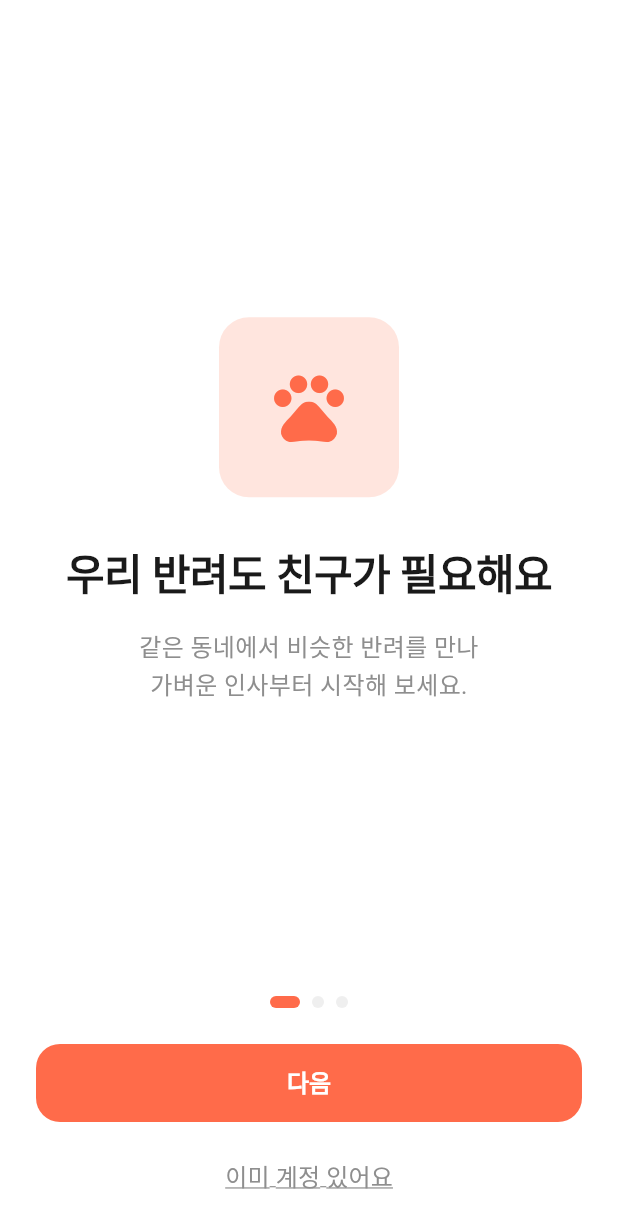
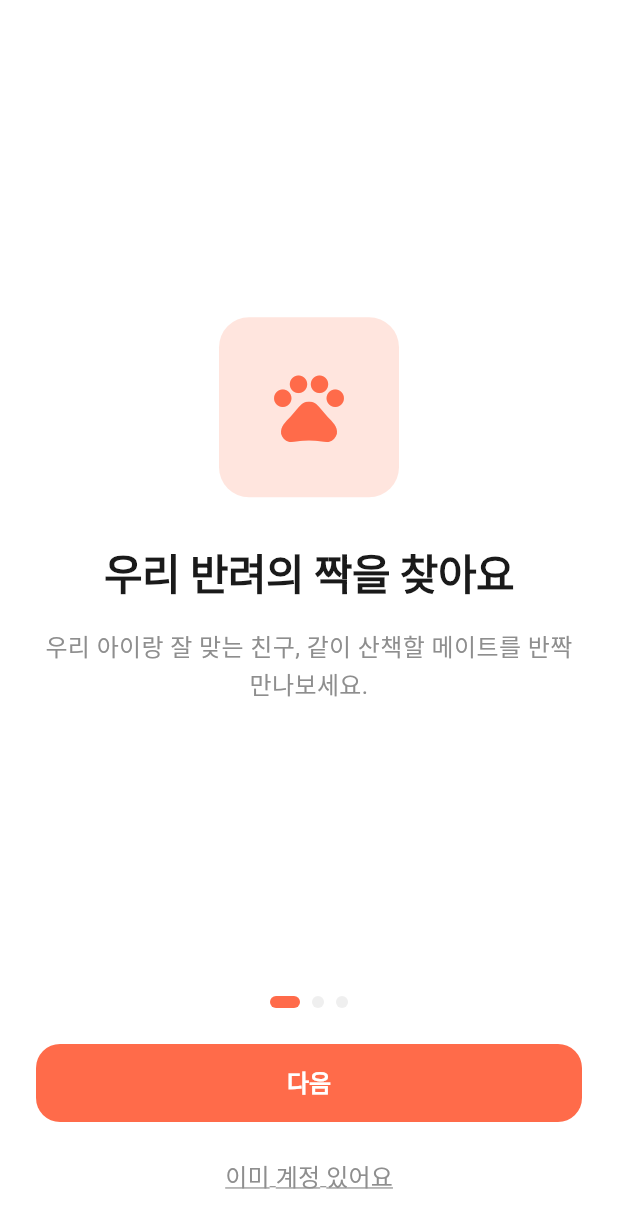
Before and after one commit to kyonghyun226/petdate, a Flutter app: the screen it shows after launch, on a phone screen of 412 x 824 dp. Shown: the top 1228 px of the screen. Run offline on Flutter 3.47's test engine with Material 3 defaults, Android fonts, the phone set to English and light mode, and no system bars; our stand-ins replace firebase_core, flutter_riverpod; accounts and stored records are empty; Roboto replaces fonts that are missing (Pretendard).

Commit message:
copy: lock S02 onboarding and store listing strings
Replace leftover onboarding titles/bodies with the finalized
title+body set, and add store subtitle/tagline to AppCopy plus
Android/iOS/web display-name placeholders. App label stays 반짝산책.

Co-authored-by: hyun <kyonghyun226@users.noreply.github.com>

```diff
--- a/lib/copy/app_copy.dart
+++ b/lib/copy/app_copy.dart
@@ -10,21 +10,26 @@ abstract final class AppCopy {
   static const loginTerms =
       '계속하면 이용약관 및 개인정보 처리방침에 동의하는 것으로 볼게요.';
 
+  /// Play / App Store listing placeholders (not shown in-app).
+  static const storeSubtitle = '반려 친구 · 산책 메이트 찾기';
+  static const storeTagline =
+      '우리 반려견의 짝을 찾아요. 친구 사귀기부터 같이 산책하기까지.';
+
   static const onboardingStart = '시작하기';
   static const alreadyHaveAccount = '이미 계정 있어요';
 
   static const List<OnboardingPageCopy> onboardingPages = [
     OnboardingPageCopy(
-      title: '우리 반려도 친구가 필요해요',
-      body: '같은 동네에서 비슷한 반려를 만나\n가벼운 인사부터 시작해 보세요.',
+      title: '우리 반려의 짝을 찾아요',
+      body: '우리 아이랑 잘 맞는 친구, 같이 산책할 메이트를 반짝 만나보세요.',
     ),
     OnboardingPageCopy(
-      title: '좋아요로 반짝 인연을 만들어요',
-      body: '마음이 가면 반짝, 서로 반짝하면\n대화가 열려요.',
+      title: '친구 사귀기 · 같이 산책하기',
+      body: '원하는 목적만 고르면, 라이프스타일이 맞는 견주·묘주를 추천해 드려요.',
     ),
     OnboardingPageCopy(
-      title: '산책·카페에서 자연스럽게 만나요',
-      body: '보호자가 함께하는 만남으로\n우리 반려의 페이스에 맞춰요.',
+      title: '안전하게, 반짝',
+      body: '본인인증으로 시작하고, 불편하면 차단·신고도 바로. 준비됐으면 Google 또는 Apple로 시작해요.',
     ),
   ];
 
--- a/lib/screens/s02_onboarding/s02_onboarding_screen.dart
+++ b/lib/screens/s02_onboarding/s02_onboarding_screen.dart
@@ -18,8 +18,8 @@ class _S02OnboardingScreenState extends ConsumerState<S02OnboardingScreen> {
 
   static const _icons = [
     Icons.pets_rounded,
-    Icons.auto_awesome,
-    Icons.park_outlined,
+    Icons.diversity_1_outlined,
+    Icons.verified_user_outlined,
   ];
 
   @override
--- a/pubspec.yaml
+++ b/pubspec.yaml
@@ -1,5 +1,5 @@
 name: petdate
-description: "반짝산책 — 펫 친구 · 산책 메이트"
+description: "반짝산책 — 반려 친구 · 산책 메이트 찾기. 우리 반려견의 짝을 찾아요. 친구 사귀기부터 같이 산책하기까지."
 # The following line prevents the package from being accidentally published to
 # pub.dev using `flutter pub publish`. This is preferred for private packages.
 publish_to: 'none' # Remove this line if you wish to publish to pub.dev
```
Also changed, not shown: 9 other files.
